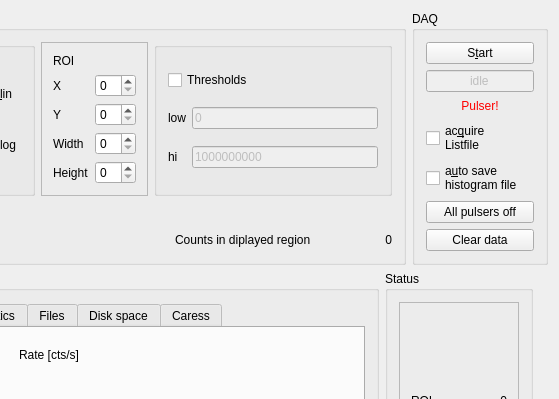
Before: the Qt Designer form qmesydaq/mainwidget.ui in flueke/qmesydaq, drawn with Qt 5; both pictures show x 393 to 952 and y 0 to 399 of the 952 by 883 pixel window.
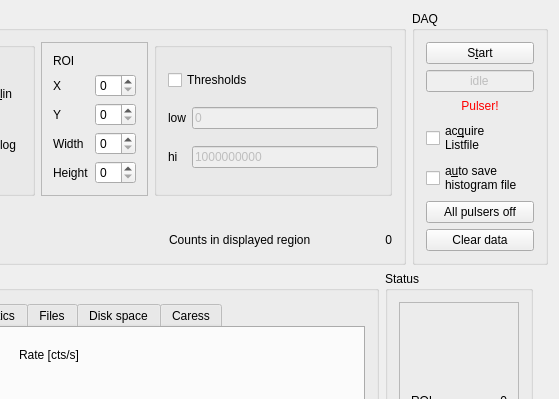
After: the same form once the commit is applied. Custom widgets are drawn as their Qt base class.

What changed in the file:
```diff
--- a/qmesydaq/mainwidget.ui
+++ b/qmesydaq/mainwidget.ui
@@ -1727,7 +1727,7 @@
            <bool>true</bool>
           </property>
           <property name="text">
-           <string>Counts in diplayed region</string>
+           <string>Counts in displayed region</string>
           </property>
          </widget>
         </item>
```
